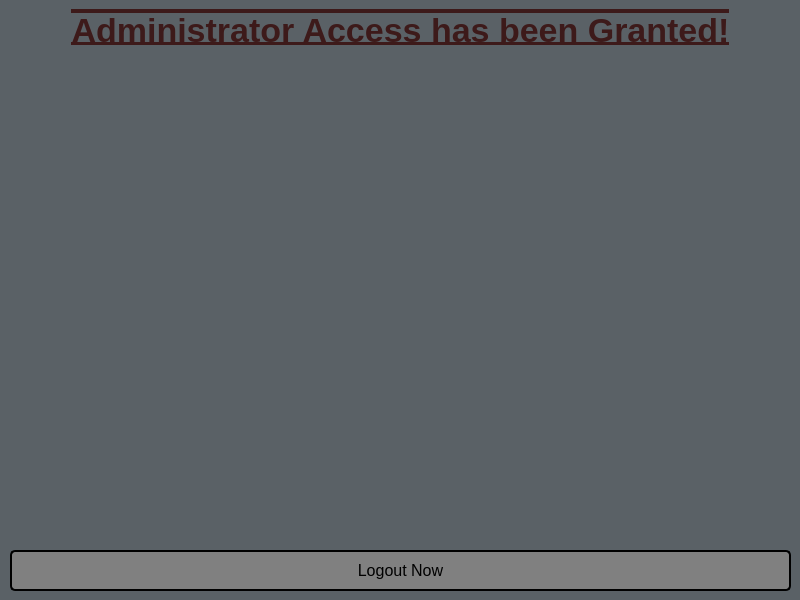
The window that CS1C_BulkClub/administratorwindow.ui (BlankMKB/CS1C-Group-Project-1) describes before a commit, drawn with Qt 5.
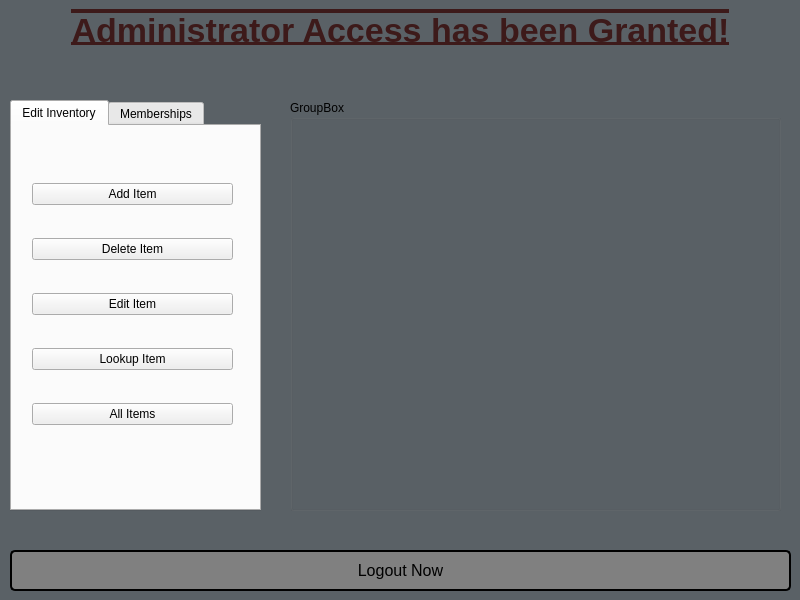
The same window after the commit.

Commit message: Possible UI design

The edit to the form file:
```diff
--- a/CS1C_BulkClub/administratorwindow.ui
+++ b/CS1C_BulkClub/administratorwindow.ui
@@ -68,6 +68,89 @@
     <string>Logout Now</string>
    </property>
   </widget>
+  <widget class="QTabWidget" name="tabWidget">
+   <property name="geometry">
+    <rect>
+     <x>10</x>
+     <y>100</y>
+     <width>251</width>
+     <height>411</height>
+    </rect>
+   </property>
+   <property name="currentIndex">
+    <number>0</number>
+   </property>
+   <widget class="QWidget" name="InventoryTab">
+    <attribute name="title">
+     <string>Edit Inventory</string>
+    </attribute>
+    <widget class="QWidget" name="layoutWidget">
+     <property name="geometry">
+      <rect>
+       <x>20</x>
+       <y>30</y>
+       <width>201</width>
+       <height>301</height>
+      </rect>
+     </property>
+     <layout class="QVBoxLayout" name="verticalLayout">
+      <item>
+       <widget class="QPushButton" name="ItemAddButton">
+        <property name="text">
+         <string>Add Item</string>
+        </property>
+       </widget>
+      </item>
+      <item>
+       <widget class="QPushButton" name="ItemDeleteButton">
+        <property name="text">
+         <string>Delete Item</string>
+        </property>
+       </widget>
+      </item>
+      <item>
+       <widget class="QPushButton" name="ItemEditButton">
+        <property name="text">
+         <string>Edit Item</string>
+        </property>
+       </widget>
+      </item>
+      <item>
+       <widget class="QPushButton" name="ItemFindButton">
+        <property name="text">
+         <string>Lookup Item</string>
+        </property>
+       </widget>
+      </item>
+      <item>
+       <widget class="QPushButton" name="ItemsAllButton">
+        <property name="text">
+         <string>All Items</string>
+        </property>
+       </widget>
+      </item>
+     </layout>
+    </widget>
+   </widget>
+   <widget class="QWidget" name="MembershipsTab">
+    <attribute name="title">
+     <string>Memberships</string>
+    </attribute>
+   </widget>
+  </widget>
+  <widget class="QGroupBox" name="groupBox">
+   <property name="geometry">
+    <rect>
+     <x>290</x>
+     <y>100</y>
+     <width>491</width>
+     <height>411</height>
+    </rect>
+   </property>
+   <property name="title">
+    <string>GroupBox</string>
+   </property>
+  </widget>
  </widget>
  <resources/>
  <connections/>
```
